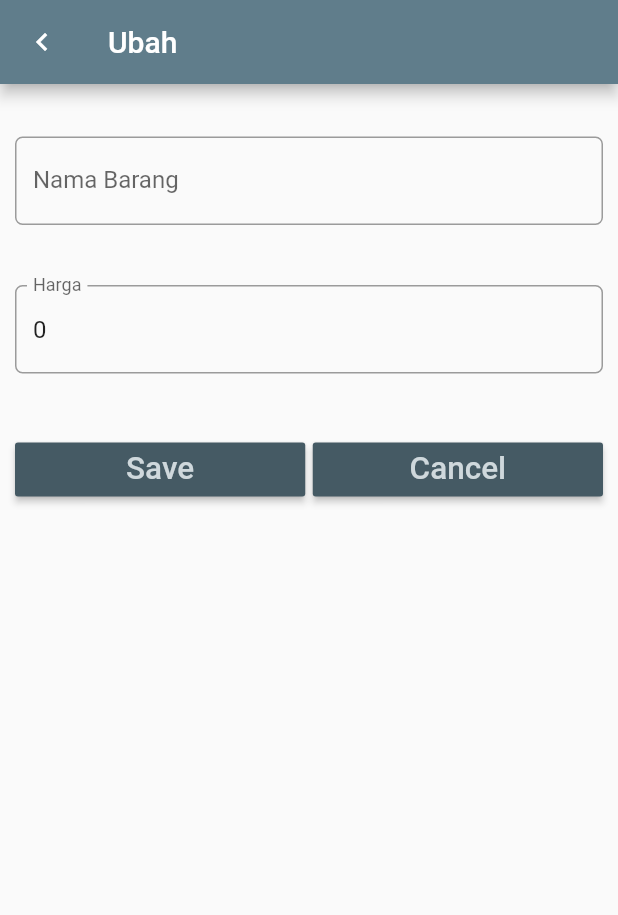
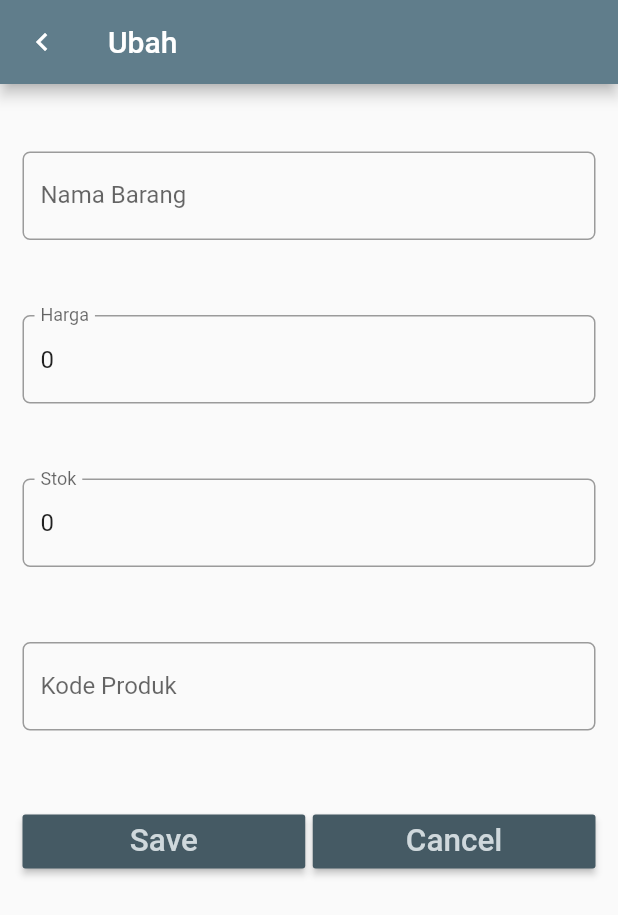
Before and after one commit to fizabells22/flutter_database_sqlite, a Flutter app: the EntryForm screen opened directly with empty values, on a phone screen of 412 x 824 dp. Shown: the top 915 px of the screen. Run offline on Flutter 3.47's test engine with Material 2 defaults, Android fonts, the phone set to English and light mode, and no system bars; our stand-ins replace sqflite; accounts and stored records are empty; statements that could not run were skipped.

Commit message:
add todo 3 4

```diff
--- a/lib/EntryForm.dart
+++ b/lib/EntryForm.dart
@@ -1,5 +1,5 @@
 import 'package:flutter/material.dart';
-import 'item.dart';
+import 'Item.dart';
 
 class EntryForm extends StatefulWidget {
   final Item item;
@@ -10,16 +10,21 @@ class EntryForm extends StatefulWidget {
 
 //class controller
 class EntryFormState extends State<EntryForm> {
-  Item item;
+  Item? item;
   EntryFormState(this.item);
   TextEditingController nameController = TextEditingController();
   TextEditingController priceController = TextEditingController();
+  TextEditingController stokController = TextEditingController();
+  TextEditingController kdProdukController = TextEditingController();
+
   @override
   Widget build(BuildContext context) {
     //kondisi
     if (item != null) {
-      nameController.text = item.name;
-      priceController.text = item.price.toString();
+      nameController.text = item!.name;
+      priceController.text = item!.price.toString();
+      stokController.text = item!.stok.toString();
+      kdProdukController.text = item!.kdProduk;
     }
     //rubah
     return Scaffold(
@@ -28,12 +33,12 @@ class EntryFormState extends State<EntryForm> {
           leading: Icon(Icons.keyboard_arrow_left),
         ),
         body: Padding(
-        padding: EdgeInsets.only(top: 15.0, left: 10.0, right: 10.0),
+          padding: EdgeInsets.only(top: 20.0, left: 15.0, right: 15.0),
           child: ListView(
             children: <Widget>[
               // nama
               Padding(
-              padding: EdgeInsets.only(top: 20.0, bottom: 20.0),
+                padding: EdgeInsets.only(top: 25.0, bottom: 25.0),
                 child: TextField(
                   controller: nameController,
                   keyboardType: TextInputType.text,
@@ -50,7 +55,7 @@ class EntryFormState extends State<EntryForm> {
               ),
               // harga
               Padding(
-              padding: EdgeInsets.only(top: 20.0, bottom: 20.0),
+                padding: EdgeInsets.only(top: 25.0, bottom: 25.0),
                 child: TextField(
                   controller: priceController,
                   keyboardType: TextInputType.number,
@@ -65,9 +70,43 @@ class EntryFormState extends State<EntryForm> {
                   },
                 ),
               ),
+              // stock
+              Padding(
+                padding: EdgeInsets.only(top: 25.0, bottom: 25.0),
+                child: TextField(
+                  controller: stokController,
+                  keyboardType: TextInputType.number,
+                  decoration: InputDecoration(
+                    labelText: 'Stok',
+                    border: OutlineInputBorder(
+                      borderRadius: BorderRadius.circular(5.0),
+                    ),
+                  ),
+                  onChanged: (value) {
+                    //
+                  },
+                ),
+              ),
+              // kode barang
+              Padding(
+                padding: EdgeInsets.only(top: 25.0, bottom: 25.0),
+                child: TextField(
+                  controller: kdProdukController,
+                  keyboardType: TextInputType.number,
+                  decoration: InputDecoration(
+                    labelText: 'Kode Produk',
+                    border: OutlineInputBorder(
+                      borderRadius: BorderRadius.circular(5.0),
+                    ),
+                  ),
+                  onChanged: (value) {
+                    //
+                  },
+                ),
+              ),
               // tombol button
               Padding(
-              padding: EdgeInsets.only(top: 20.0, bottom: 20.0),
+                padding: EdgeInsets.only(top: 25.0, bottom: 25.0),
                 child: Row(
                   children: <Widget>[
                     // tombol simpan
@@ -82,12 +121,18 @@ class EntryFormState extends State<EntryForm> {
                         onPressed: () {
                           if (item == null) {
                             // tambah data
-                          item = Item(nameController.text,
-                              int.parse(priceController.text));
+                            item = Item(
+                              nameController.text,
+                              int.parse(priceController.text),
+                              int.parse(stokController.text),
+                              kdProdukController.text,
+                            );
                           } else {
                             // ubah data
-                          item.name = nameController.text;
-                          item.price = int.parse(priceController.text);
+                            item?.name = nameController.text;
+                            item?.price = int.parse(priceController.text);
+                            item?.stok = int.parse(stokController.text);
+                            item?.kdProduk = kdProdukController.text;
                           }
                           // kembali ke layar sebelumnya dengan membawa objek item
                           Navigator.pop(context, item);
@@ -116,7 +161,6 @@ class EntryFormState extends State<EntryForm> {
               ),
             ],
           ),
-      ),
-    );
+        ));
   }
 }
--- a/lib/Item.dart
+++ b/lib/Item.dart
@@ -2,23 +2,33 @@ class Item {
   int? _id;
   String? _name;
   int? _price;
+  int? _stok;
+  String? _kdProduk;
 
-  int? get id => _id;
-  get price => this._price;
-  get name => this._name;
+  int get id => _id!;
 
-  set id(int? value) => this.id = value;
-  set name(value) => this._name = value;
-  set price(value) => this._price = value;
+  String get name => _name!;
+  set name(String value) => _name = value;
+
+  int get price => _price!;
+  set price(int value) => _price = value;
+
+  int get stok => _stok!;
+  set stok(int value) => _stok = value;
+
+  String get kdProduk => _kdProduk!;
+  set kdProduk(String value) => _kdProduk = value;
 
 // konstruktor versi 1
-  Item(this._name, this._price);
+  Item(this._name, this._price, this._stok, this._kdProduk);
 
 // konstruktor versi 2: konversi dari Map ke Item
   Item.fromMap(Map<String, dynamic> map) {
     this._id = map['id'];
     this._name = map['name'];
     this._price = map['price'];
+    this._stok = map['stok'];
+    this._kdProduk = map['kdProduk'];
   }
 
   // konversi dari Item ke Map
@@ -27,6 +37,8 @@ class Item {
     map['id'] = this._id;
     map['name'] = name;
     map['price'] = price;
+    map['stok'] = stok;
+    map['kdProduk'] = kdProduk;
     return map;
   }
 }
--- a/lib/main.dart
+++ b/lib/main.dart
@@ -1,5 +1,5 @@
 import 'package:flutter/material.dart';
-import 'package:flutter_database_sqlite/Home.dart';
+import 'Home.dart';
 
 void main() {
   runApp(MyApp());
```
Also changed, not shown: lib/DbHelper.dart (+10 -9 lines), lib/Home.dart (+43 -23 lines). Lines whose indentation alone changed are shown as unchanged.
